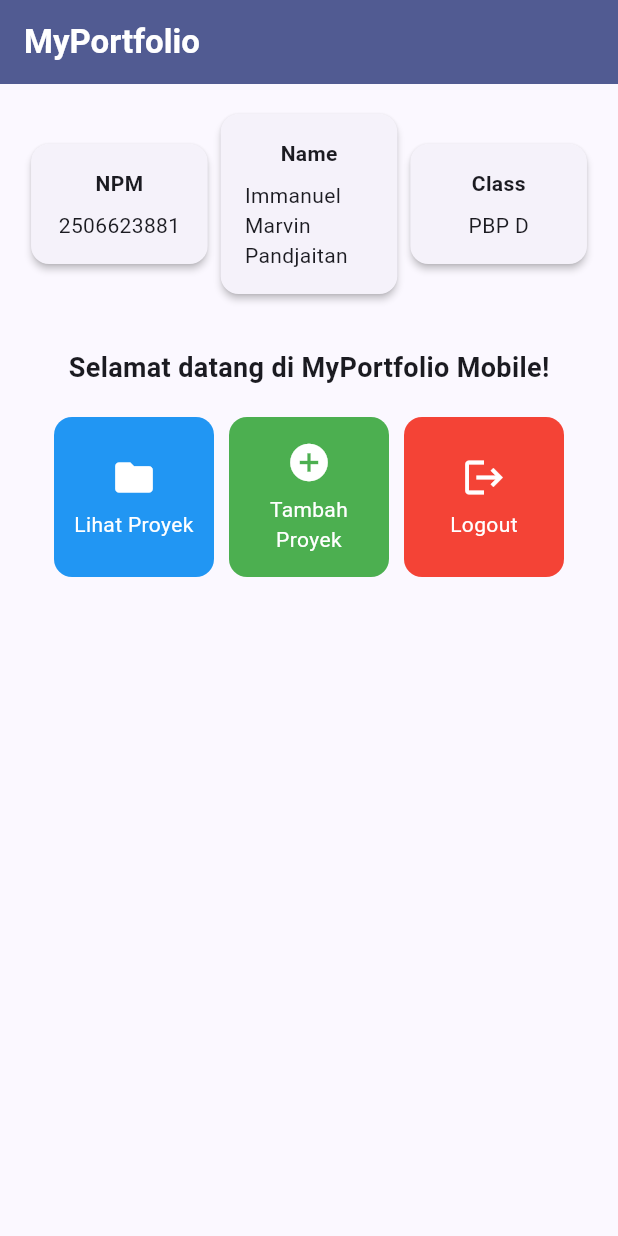
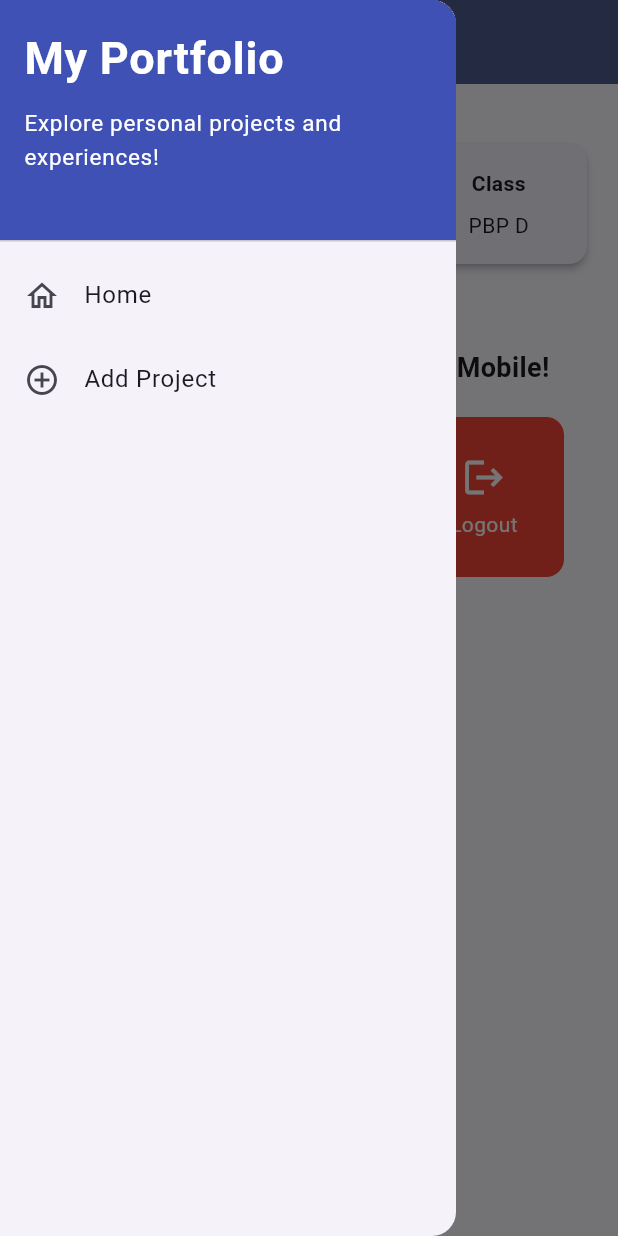
Before and after one commit to ImmanuelMarvinPandjaitan/myportofolio_mobile, a Flutter app: the screen it shows after launch, with the side drawer open (before the commit the screen has no drawer), on a phone screen of 412 x 824 dp. Run offline on Flutter 3.47's test engine with Material 3 defaults, Android fonts, the phone set to English and light mode, and no system bars; our stand-ins replace material_ui.

Commit message:
feat: add drawer, project form, button navigation, and screens/widgets refactor

```diff
--- a/lib/main.dart
+++ b/lib/main.dart
@@ -1,5 +1,5 @@
-import 'package:flutter/material.dart';
-import 'package:myportofolio_mobile/menu.dart';
+import 'package:material_ui/material_ui.dart';
+import 'package:myportofolio_mobile/screens/menu.dart';
 
 void main() {
   runApp(const MyApp());
--- a/lib/menu.dart
+++ b/lib/screens/menu.dart
@@ -1,4 +1,6 @@
-import 'package:flutter/material.dart';
+import 'package:material_ui/material_ui.dart';
+import 'package:myportofolio_mobile/widgets/left_drawer.dart';
+import 'package:myportofolio_mobile/widgets/project_card.dart';
 
 /// Model data untuk satu tombol menu: nama, ikon, dan warna latar.
 class ItemHomepage {
@@ -17,7 +19,6 @@ class MyHomePage extends StatelessWidget {
   final String nama = "Immanuel Marvin Pandjaitan";
   final String kelas = "PBP D";
 
-  // Setiap tombol punya warna sendiri, tanpa percabangan if-else.
   final List<ItemHomepage> items = [
     ItemHomepage("Lihat Proyek", Icons.folder, Colors.blue),
     ItemHomepage("Tambah Proyek", Icons.add_circle, Colors.green),
@@ -36,7 +37,9 @@ class MyHomePage extends StatelessWidget {
           ),
         ),
         backgroundColor: Theme.of(context).colorScheme.primary,
+        iconTheme: const IconThemeData(color: Colors.white),
       ),
+      drawer: const LeftDrawer(),
       body: Padding(
         padding: const EdgeInsets.all(16.0),
         child: Column(
@@ -115,48 +118,3 @@ class InfoCard extends StatelessWidget {
     );
   }
 }
-
-/// Kartu tombol aksi; warna latar diambil dari item.color.
-class ItemCard extends StatelessWidget {
-  final ItemHomepage item;
-
-  const ItemCard(this.item, {super.key});
-
-  @override
-  Widget build(BuildContext context) {
-    return Material(
-      color: item.color,
-      borderRadius: BorderRadius.circular(12),
-      child: InkWell(
-        onTap: () {
-          ScaffoldMessenger.of(context)
-            ..hideCurrentSnackBar()
-            ..showSnackBar(
-              SnackBar(content: Text("Kamu telah menekan tombol ${item.name}!")),
-            );
-        },
-        child: Container(
-          padding: const EdgeInsets.all(8),
-          child: Center(
-            child: Column(
-              mainAxisAlignment: MainAxisAlignment.center,
-              children: [
-                Icon(
-                  item.icon,
-                  color: Colors.white,
-                  size: 30.0,
-                ),
-                const Padding(padding: EdgeInsets.all(3)),
-                Text(
-                  item.name,
-                  textAlign: TextAlign.center,
-                  style: const TextStyle(color: Colors.white),
-                ),
-              ],
-            ),
-          ),
-        ),
-      ),
-    );
-  }
-}
--- /dev/null
+++ b/lib/widgets/left_drawer.dart
@@ -0,0 +1,69 @@
+import 'package:material_ui/material_ui.dart';
+import 'package:myportofolio_mobile/screens/menu.dart';
+import 'package:myportofolio_mobile/screens/project_form.dart';
+
+class LeftDrawer extends StatelessWidget {
+  const LeftDrawer({super.key});
+
+  @override
+  Widget build(BuildContext context) {
+    return Drawer(
+      child: ListView(
+        children: [
+          const DrawerHeader(
+            decoration: BoxDecoration(
+              color: Colors.indigo,
+            ),
+            child: Column(
+              crossAxisAlignment: CrossAxisAlignment.start,
+              children: [
+                Text(
+                  'My Portfolio',
+                  style: TextStyle(
+                    fontSize: 30,
+                    fontWeight: FontWeight.bold,
+                    color: Colors.white,
+                  ),
+                ),
+                SizedBox(height: 10),
+                Text(
+                  'Explore personal projects and experiences!',
+                  style: TextStyle(
+                    fontSize: 15,
+                    color: Colors.white,
+                  ),
+                ),
+              ],
+            ),
+          ),
+          ListTile(
+            leading: const Icon(Icons.home_outlined),
+            title: const Text('Home'),
+            // Navigasi ke halaman utama portofolio
+            onTap: () {
+              Navigator.pushReplacement(
+                context,
+                MaterialPageRoute(
+                  builder: (context) => MyHomePage(),
+                ),
+              );
+            },
+          ),
+          ListTile(
+            leading: const Icon(Icons.add_circle_outline),
+            title: const Text('Add Project'),
+            // Navigasi ke halaman tambah proyek
+            onTap: () {
+              Navigator.push(
+                context,
+                MaterialPageRoute(
+                  builder: (context) => const ProjectFormPage(),
+                ),
+              );
+            },
+          ),
+        ],
+      ),
+    );
+  }
+}
--- /dev/null
+++ b/lib/widgets/project_card.dart
@@ -0,0 +1,62 @@
+import 'package:material_ui/material_ui.dart';
+import 'package:myportofolio_mobile/screens/menu.dart';
+import 'package:myportofolio_mobile/screens/project_form.dart';
+
+/// Kartu tombol aksi; warna latar diambil dari item.color.
+class ItemCard extends StatelessWidget {
+  final ItemHomepage item;
+
+  const ItemCard(this.item, {super.key});
+
+  @override
+  Widget build(BuildContext context) {
+    return Material(
+      color: item.color,
+      borderRadius: BorderRadius.circular(12),
+      child: InkWell(
+        // Area responsif terhadap sentuhan
+        onTap: () {
+          // Memunculkan SnackBar ketika diklik
+          ScaffoldMessenger.of(context)
+            ..hideCurrentSnackBar()
+            ..showSnackBar(
+              SnackBar(
+                content: Text("Kamu telah menekan tombol ${item.name}!"),
+              ),
+            );
+
+          // Navigate ke halaman yang sesuai
+          if (item.name == "Tambah Proyek") {
+            Navigator.push(
+              context,
+              MaterialPageRoute(
+                builder: (context) => const ProjectFormPage(),
+              ),
+            );
+          }
+        },
+        child: Container(
+          padding: const EdgeInsets.all(8),
+          child: Center(
+            child: Column(
+              mainAxisAlignment: MainAxisAlignment.center,
+              children: [
+                Icon(
+                  item.icon,
+                  color: Colors.white,
+                  size: 30.0,
+                ),
+                const Padding(padding: EdgeInsets.all(3)),
+                Text(
+                  item.name,
+                  textAlign: TextAlign.center,
+                  style: const TextStyle(color: Colors.white),
+                ),
+              ],
+            ),
+          ),
+        ),
+      ),
+    );
+  }
+}
```
Also changed, not shown: lib/screens/project_form.dart (added, +210 -0 lines).
